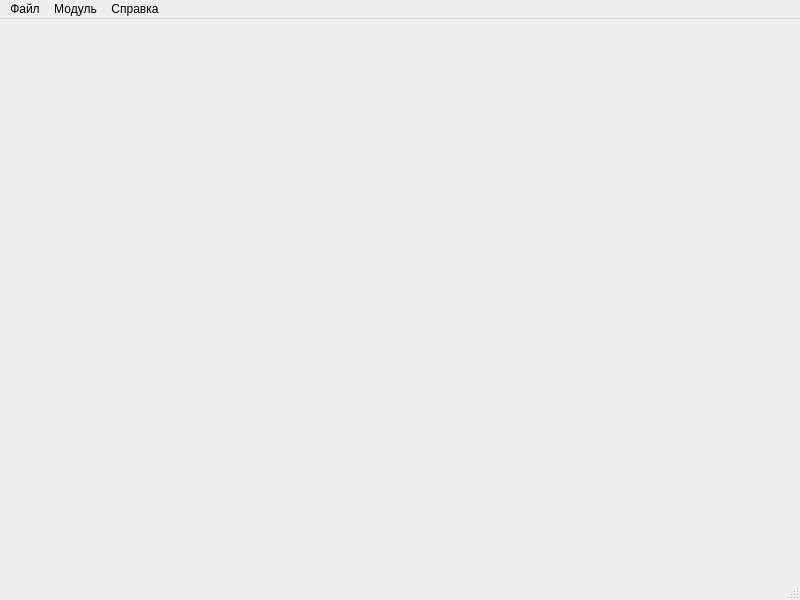
Qt form mainwindow.ui (DmitriyKotov1986/SystemMonitorGUI) before a commit.
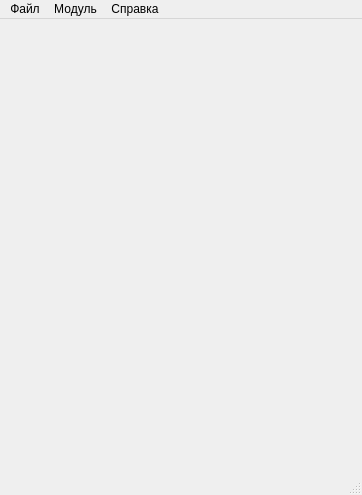
The same form after that commit. Icons and pictures are not drawn.

What changed in the file:
```diff
--- a/mainwindow.ui
+++ b/mainwindow.ui
@@ -6,8 +6,8 @@
    <rect>
     <x>0</x>
     <y>0</y>
-    <width>800</width>
-    <height>600</height>
+    <width>362</width>
+    <height>495</height>
    </rect>
   </property>
   <property name="windowTitle">
@@ -19,8 +19,8 @@
     <rect>
      <x>0</x>
      <y>0</y>
-     <width>800</width>
-     <height>21</height>
+     <width>362</width>
+     <height>26</height>
     </rect>
    </property>
    <widget class="QMenu" name="menu">
```
Left out of the diff: 22 changed lines with no effect on the pictures.
